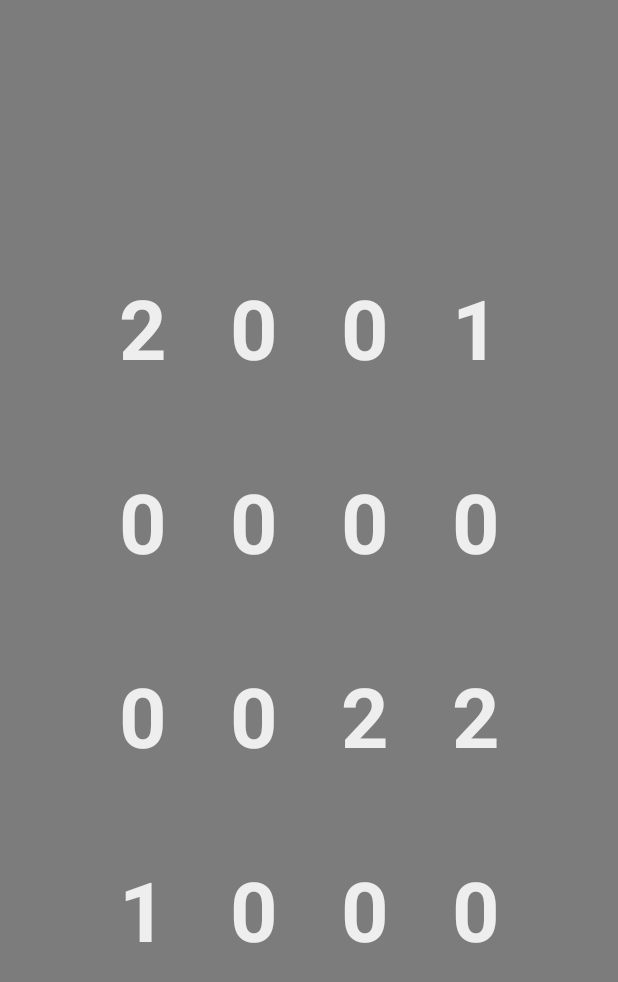
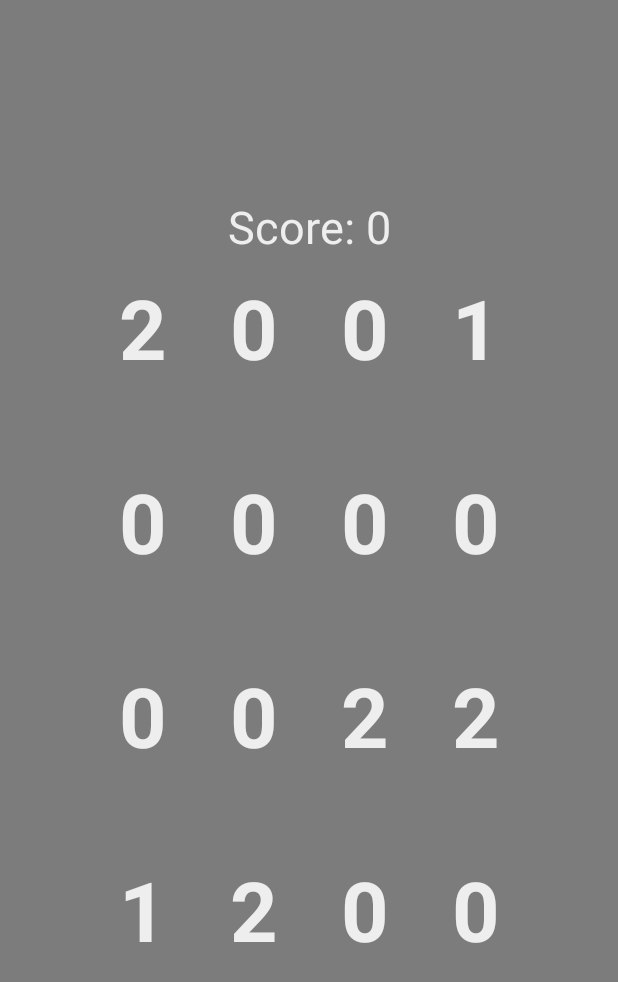
Before and after one commit to thedavdo/CNIT-355-TeamProject, an Android app: the fragment GameFragment shown on its own in the app's theme, on a phone screen of 412 x 824 dp. Shown: the top 982 px of the screen. Run offline under Robolectric (Android 15) with nearby library versions, the phone set to English and light mode, and no system bars.

Commit message:
Added Score & GameOver detection

```diff
--- a/TeamProjectGame/app/src/main/java/com/cnit/teamproject/android/GameFragment.kt
+++ b/TeamProjectGame/app/src/main/java/com/cnit/teamproject/android/GameFragment.kt
@@ -23,7 +23,10 @@ class GameFragment : Fragment(), GameProcess.CallBacks, BackPressedListener  {
 
     private var mConfirmBack: AlertDialog? = null
 
+    private var mGameOver: AlertDialog? = null
+
     private var numberDisp : TextView? = null
+    private var scoreDisp : TextView? = null
 
     private var shouldQuit : Boolean = false
 
@@ -46,6 +49,7 @@ class GameFragment : Fragment(), GameProcess.CallBacks, BackPressedListener  {
 
     private fun updateDisplay() {
         numberDisp?.text = game.arrayToString()
+        scoreDisp?.text = "Score: ${game.score}"
     }
 
     override fun onCreateView(inflater: LayoutInflater, container: ViewGroup?, savedInstanceState: Bundle?): View? {
@@ -84,11 +88,12 @@ class GameFragment : Fragment(), GameProcess.CallBacks, BackPressedListener  {
         }
 
         numberDisp = view.findViewById(R.id.display_grid)
+        scoreDisp = view.findViewById(R.id.score)
 
         updateDisplay()
 
         val builder = AlertDialog.Builder(inflater.context)
-        builder.setMessage("Save changes?")
+        builder.setMessage("Quit game?")
         builder.setPositiveButton("QUIT") { _, _ ->
             shouldQuit = true
             activity?.onBackPressed()
@@ -97,6 +102,16 @@ class GameFragment : Fragment(), GameProcess.CallBacks, BackPressedListener  {
         builder.setOnDismissListener {}
 
         mConfirmBack = builder.create()
+
+        val gameOverBuilder = AlertDialog.Builder(inflater.context)
+        gameOverBuilder.setMessage("GAME OVER!")
+        gameOverBuilder.setPositiveButton("RETURN TO MAIN MENU") { _, _ ->
+            shouldQuit = true
+            activity?.onBackPressed()
+        }
+        gameOverBuilder.setOnDismissListener {}
+
+        mGameOver = gameOverBuilder.create()
 
         return view
     }
@@ -113,11 +128,16 @@ class GameFragment : Fragment(), GameProcess.CallBacks, BackPressedListener  {
     }
 
     private fun onSwipe(direction : Int) {
+
         hasChanges = false
-
         game.slideNumbers(direction)
 
-        if(hasChanges) game.randomFill(false)
-        updateDisplay()
+        if(game.isGameOver()) {
+            mGameOver?.show()
+        }
+        else {
+            if(hasChanges) game.randomFill(false)
+            updateDisplay()
+        }
     }
 }
--- a/TeamProjectGame/app/src/main/java/com/cnit/teamproject/android/MainMenuFragment.java
+++ b/TeamProjectGame/app/src/main/java/com/cnit/teamproject/android/MainMenuFragment.java
@@ -20,8 +20,8 @@ public class MainMenuFragment extends Fragment {
     private MediaPlayer mainMenuSong;
 
     public interface Callbacks {
-        public void onStartPress();
-        public void onExitPress();
+        void onStartPress();
+        void onExitPress();
     }
 
     private Callbacks callbacks;
--- a/TeamProjectGame/app/src/main/res/layout/fragment_game.xml
+++ b/TeamProjectGame/app/src/main/res/layout/fragment_game.xml
@@ -29,4 +29,17 @@
         app:layout_constraintStart_toEndOf="@+id/transparent_bg"
         app:layout_constraintTop_toBottomOf="@+id/transparent_bg" />
 
+    <TextView
+        android:id="@+id/score"
+        android:layout_width="wrap_content"
+        android:layout_height="wrap_content"
+        android:layout_marginBottom="10dp"
+        android:text=""
+        android:textColor="@color/colorTextRaw"
+        android:gravity="center"
+        android:textSize="30sp"
+        app:layout_constraintBottom_toTopOf="@id/display_grid"
+        app:layout_constraintLeft_toLeftOf="@id/display_grid"
+        app:layout_constraintRight_toRightOf="@id/display_grid" />
+
 </androidx.constraintlayout.widget.ConstraintLayout>
```
Also changed, not shown: TeamProjectGame/app/src/main/java/com/cnit/teamproject/game/GameProcess.kt (+49 -9 lines).
